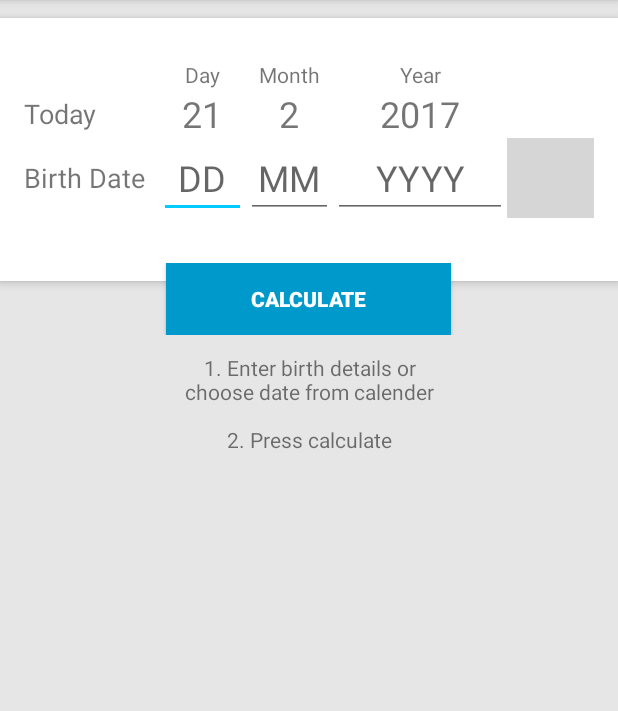
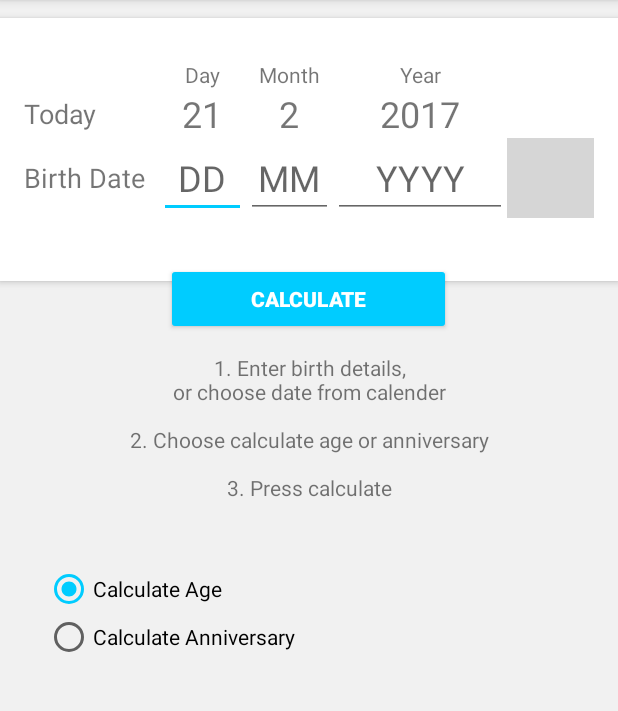
Before and after one commit to Amr-Y/Ageculator, an Android app: the screen it shows after launch (MainActivity), on a phone screen of 412 x 824 dp, the part 84-795 px from its top. Run offline under Robolectric (Android 15) with nearby library versions, the phone set to English and light mode, and no system bars; our stand-ins replace AdMob; 1 statement that could not run was skipped; grey boxes are pictures that could not be loaded.

Commit message:
Final V1

```diff
--- a/app/src/main/res/layout/activity_main.xml
+++ b/app/src/main/res/layout/activity_main.xml
@@ -6,7 +6,7 @@
     android:id="@+id/activity_main"
     android:layout_width="match_parent"
     android:layout_height="match_parent"
-    android:background="@color/colorPrimaryDark">
+    android:background="#FFF1F1F1">
 
 
     <LinearLayout
@@ -19,7 +19,7 @@
         android:paddingTop="28dp"
         android:id="@+id/RLtop"
         android:background="@android:color/background_light"
-        android:elevation="4dp"
+        android:elevation="3dp"
         android:layout_alignParentTop="true"
         android:layout_alignParentStart="true"
         android:layout_marginTop="12dp">
@@ -182,7 +182,7 @@
         android:orientation="horizontal"
         android:layout_below="@+id/RLtop"
         android:layout_alignParentStart="false"
-        android:elevation="5dp"
+        android:elevation="4dp"
         android:paddingStart="16dp"
         android:paddingEnd="16dp"
         android:background="@android:color/transparent"
@@ -199,12 +199,12 @@
             android:layout_weight="2"
             android:layout_height="wrap_content"
             android:onClick="btCalculate"
-            android:background="@android:color/holo_blue_dark"
             android:textAllCaps="true"
             android:textStyle="bold"
             android:id="@+id/buttonCalulate"
-            android:textColor="@android:color/background_light"
-            android:elevation="0dp" />
+            style="@android:style/Widget.Material.Button"
+            android:backgroundTint="?android:attr/colorAccent"
+            android:textColor="@color/common_google_signin_btn_text_dark_default" />
 
         <Space
             android:layout_width="0dp"
@@ -212,15 +212,44 @@
             android:layout_height="wrap_content" />
     </LinearLayout>
 
-    <TextView
-        android:text="1. Enter birth details or\nchoose date from calender\n\n2. Press calculate"
+    <RelativeLayout
         android:layout_width="match_parent"
-        android:layout_height="wrap_content"
-        android:id="@+id/tvErrorMSG"
-        android:gravity="center_horizontal"
-        android:layout_below="@id/LlButtonCalculate"
-        android:padding="12dp"
-        android:elevation="3dp" />
+        android:layout_height="match_parent"
+        android:layout_below="@+id/LlButtonCalculate"
+        android:elevation="3dp"
+        android:id="@+id/promptContainer">
+
+        <TextView
+            android:text="1. Enter birth details,\nor choose date from calender\n\n2. Choose calculate age or anniversary\n\n3. Press calculate"
+            android:layout_width="match_parent"
+            android:layout_height="wrap_content"
+            android:id="@+id/tvErrorMSG"
+            android:gravity="center_horizontal"
+            android:padding="12dp" />
+
+        <RadioGroup
+            android:layout_width="wrap_content"
+            android:layout_height="wrap_content"
+            android:layout_below="@+id/tvErrorMSG"
+            android:padding="30dp"
+            android:id="@+id/rgCheck">
+
+            <RadioButton
+                android:text="Calculate Age"
+                android:layout_width="wrap_content"
+                android:layout_height="wrap_content"
+                android:id="@+id/rd1"
+                android:layout_weight="1"
+                android:checked="true" />
+
+            <RadioButton
+                android:text="Calculate Anniversary"
+                android:layout_width="wrap_content"
+                android:layout_height="wrap_content"
+                android:id="@+id/rd2"
+                android:layout_weight="1" />
+        </RadioGroup>
+    </RelativeLayout>
 
     <LinearLayout
         android:orientation="vertical"
@@ -231,7 +260,7 @@
         android:paddingRight="@dimen/activity_horizontal_margin"
         android:paddingTop="80dp"
         android:layout_below="@+id/RLtop"
-        android:background="@color/colorPrimaryDark"
+        android:background="#eaeaea"
         android:elevation="2dp"
         android:id="@+id/resultContainer">
 
@@ -369,7 +398,7 @@
         android:id="@+id/horoResult"
         android:foregroundGravity="center_horizontal|fill_horizontal"
         android:elevation="1dp"
-        android:background="#e1e1e1"
+        android:background="#d7d7d7"
         android:layout_below="@+id/resultContainer"
         android:paddingTop="20dp"
         android:paddingEnd="30dp"
```
